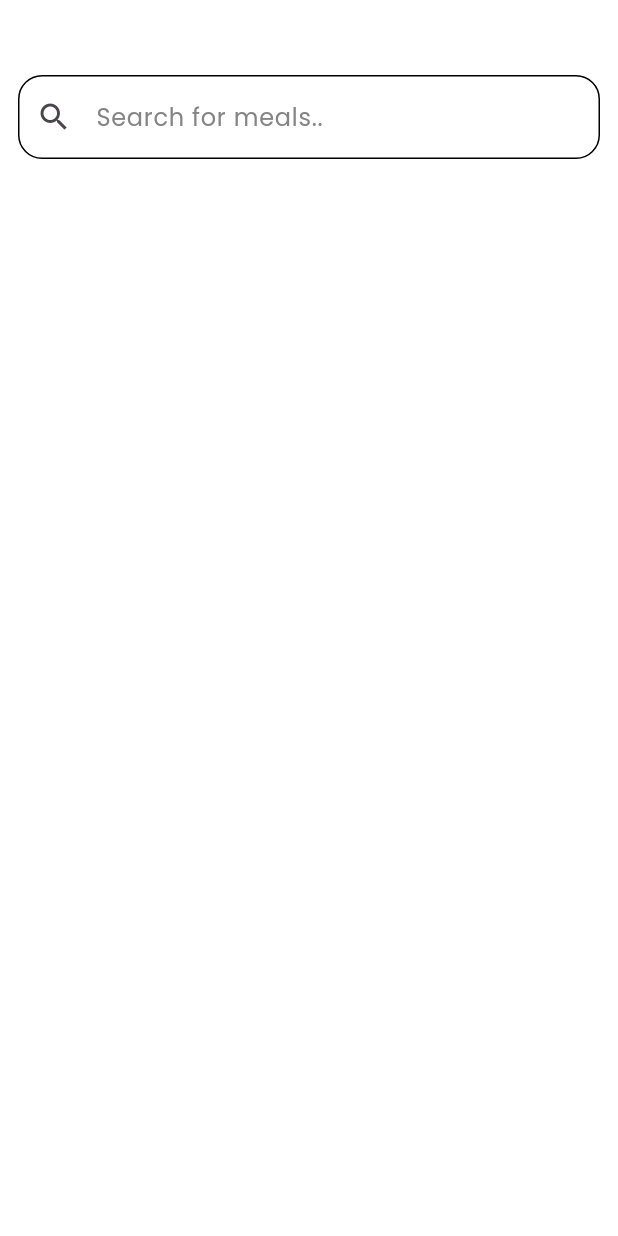
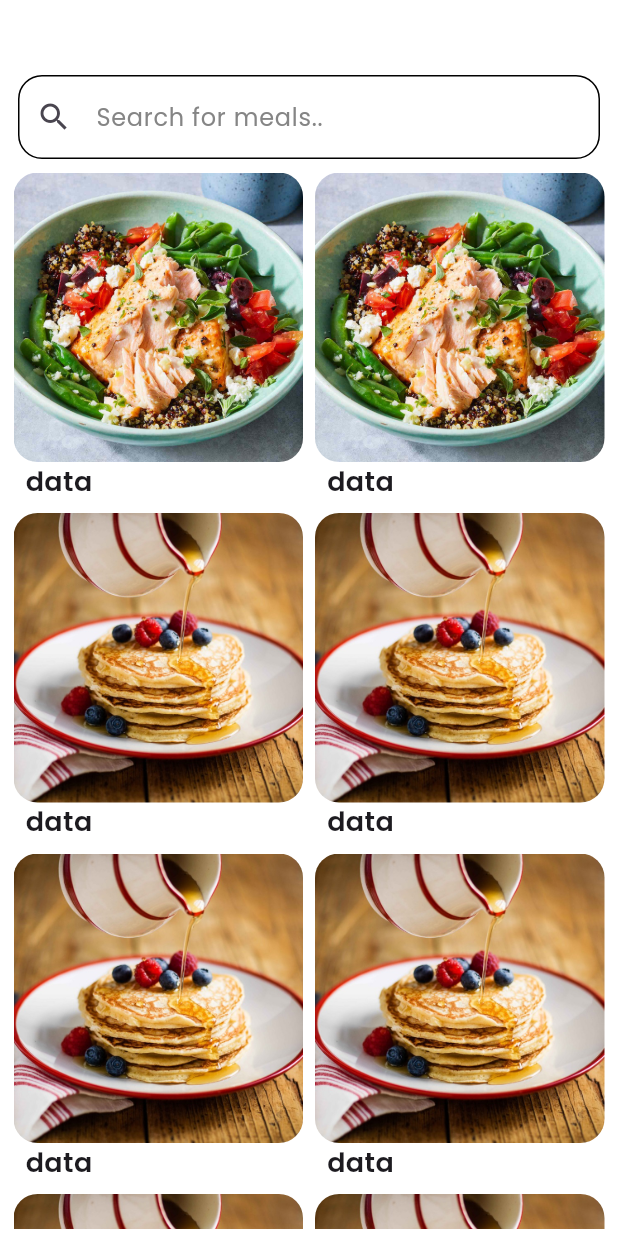
Before and after one commit to Alaataher027/meal_tracking_app, a Flutter app: the SearchView screen opened by its route, on a phone screen of 412 x 824 dp. Run offline on Flutter 3.47's test engine with Material 3 defaults, Android fonts, the phone set to English and light mode, and no system bars; our stand-ins replace bloc, flutter_bloc, flutter_svg, font_awesome_flutter, go_router, google_fonts and 4 more; accounts and stored records are empty.

Commit message:
search result ui

```diff
--- a/lib/core/utils/assets.dart
+++ b/lib/core/utils/assets.dart
@@ -1,3 +1,4 @@
 class AssetsData {
   static const mealTest = "assets/images/meal_test.jpeg";
+  static const mealTest2 = "assets/images/pan.jpg";
 }
--- /dev/null
+++ b/lib/features/search_meals/presentation/view/widgets/search_meal_grid.dart
@@ -0,0 +1,45 @@
+import 'package:flutter/material.dart';
+import 'package:flutter_staggered_grid_view/flutter_staggered_grid_view.dart';
+import 'package:meal_tracking_app/core/utils/assets.dart';
+import 'package:meal_tracking_app/features/search_meals/presentation/view/widgets/search_meal_item.dart';
+
+class SearchMealGrid extends StatelessWidget {
+  const SearchMealGrid({super.key});
+
+  @override
+  Widget build(BuildContext context) {
+    List<String> images = [
+      AssetsData.mealTest,
+      AssetsData.mealTest,
+      AssetsData.mealTest2,
+      AssetsData.mealTest2,
+      AssetsData.mealTest2,
+      AssetsData.mealTest2,
+      AssetsData.mealTest2,
+      AssetsData.mealTest2,
+      AssetsData.mealTest2,
+      AssetsData.mealTest2,
+      AssetsData.mealTest2,
+      AssetsData.mealTest2,
+      AssetsData.mealTest2,
+      AssetsData.mealTest2,
+      AssetsData.mealTest2,
+    ];
+
+    return Expanded(
+      child: Padding(
+        padding: const EdgeInsets.all(5.0),
+        child: MasonryGridView.builder(
+          padding: EdgeInsets.zero,
+          gridDelegate: const SliverSimpleGridDelegateWithFixedCrossAxisCount(
+            crossAxisCount: 2,
+          ),
+          itemCount: images.length,
+          itemBuilder: (context, index) {
+            return SearchMealItem(imagePath: images[index]);
+          },
+        ),
+      ),
+    );
+  }
+}
--- /dev/null
+++ b/lib/features/search_meals/presentation/view/widgets/search_meal_item.dart
@@ -0,0 +1,34 @@
+import 'package:flutter/material.dart';
+import 'package:meal_tracking_app/core/utils/styles.dart';
+
+class SearchMealItem extends StatelessWidget {
+  const SearchMealItem({super.key, required this.imagePath});
+
+  final String imagePath;
+
+  @override
+  Widget build(BuildContext context) {
+    return Padding(
+      padding: const EdgeInsets.all(4),
+      child: Column(
+        crossAxisAlignment: CrossAxisAlignment.start,
+        children: [
+          ClipRRect(
+            borderRadius: BorderRadius.circular(16),
+            child: Image.asset(
+              imagePath,
+              fit: BoxFit.cover,
+            ),
+          ),
+          Padding(
+            padding: const EdgeInsets.symmetric(horizontal: 8),
+            child: Text(
+              "data",
+              style: Styles.textStyle18,
+            ),
+          )
+        ],
+      ),
+    );
+  }
+}
--- a/lib/features/search_meals/presentation/view/widgets/search_view_body.dart
+++ b/lib/features/search_meals/presentation/view/widgets/search_view_body.dart
@@ -1,5 +1,7 @@
 import 'package:flutter/material.dart';
 import 'package:meal_tracking_app/features/add_meal/presentation/views/widgets/custom_text_field.dart';
+import 'package:meal_tracking_app/features/search_meals/presentation/view/widgets/search_meal_grid.dart';
+import 'package:meal_tracking_app/features/search_meals/presentation/view/widgets/search_meal_item.dart';
 
 class SearchViewBody extends StatelessWidget {
   const SearchViewBody({super.key});
@@ -15,7 +17,8 @@ class SearchViewBody extends StatelessWidget {
           hint: "Search for meals..",
           isNumerical: false,
           icon: Icon(Icons.search),
-        )
+        ),
+        SearchMealGrid()
       ],
     );
   }
--- a/pubspec.yaml
+++ b/pubspec.yaml
@@ -33,6 +33,7 @@ dependencies:
   flutter:
     sdk: flutter
   flutter_bloc: ^9.1.0
+  flutter_staggered_grid_view: ^0.7.0
   flutter_svg: ^2.0.17
   font_awesome_flutter: ^10.8.0
   go_router: ^14.8.1
```
Also changed, not shown: assets/images/pan.jpg (added), lib/features/search_meals/presentation/view/detailes_view.dart (added), pubspec.lock.
